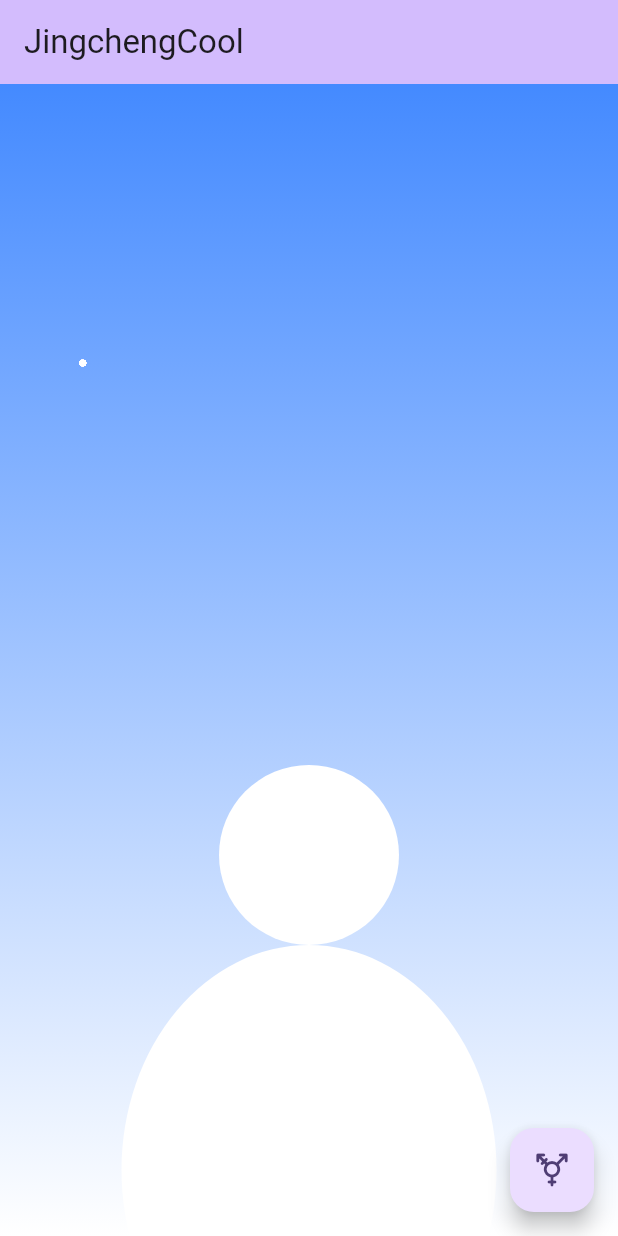
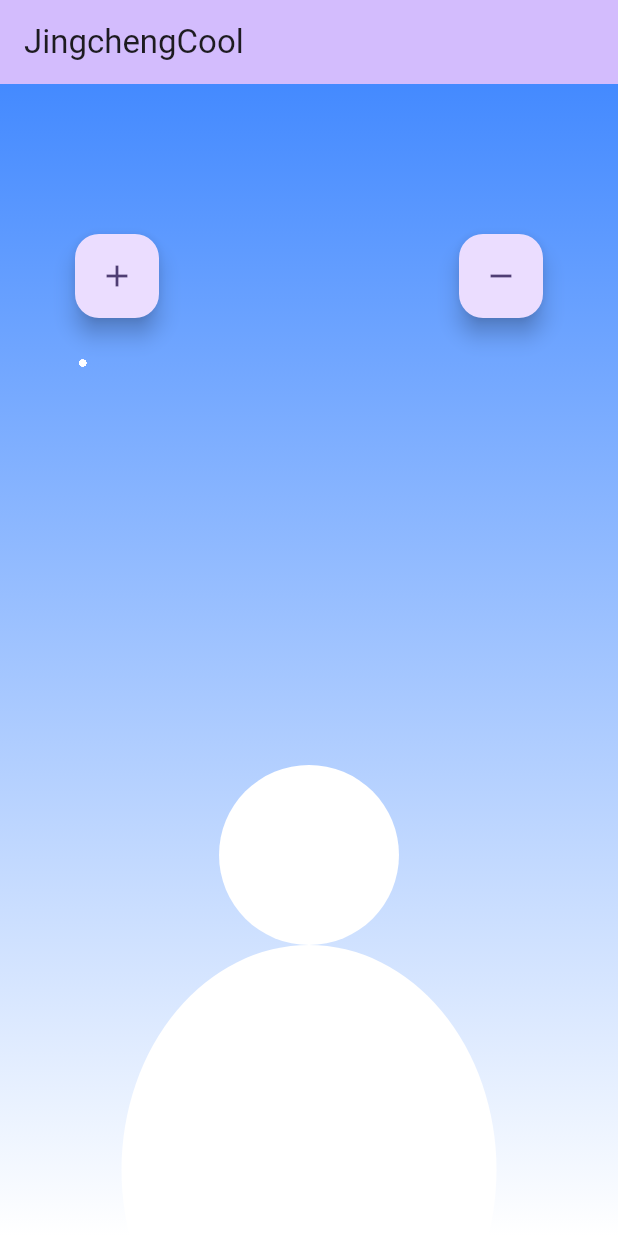
Before and after one commit to Blazer-YJJ/flutter_snowman, a Flutter app: the screen it shows after launch, on a phone screen of 412 x 824 dp. Run offline on Flutter 3.47's test engine with Material 3 defaults, Android fonts, the phone set to English and light mode, and no system bars.

Commit message:
雪花数量控制功能添加

```diff
--- a/lib/main.dart
+++ b/lib/main.dart
@@ -33,12 +33,12 @@ class MyHomePage extends StatefulWidget {
 class _MyHomePageState extends State<MyHomePage>
     with SingleTickerProviderStateMixin {
   late AnimationController _controller;
-  // 循环一百个雪花
-  final List<SnowFlake> _snowFlake = List.generate(500, (index) => SnowFlake());
+  late int snowflakeNumber = 400;
+  late List<SnowFlake> _snowFlake =
+      List.generate(snowflakeNumber, (index) => SnowFlake());
 
   @override
   void initState() {
-    // TODO: implement initState
     _controller = AnimationController(
       duration: const Duration(seconds: 1),
       vsync: this,
@@ -48,9 +48,24 @@ class _MyHomePageState extends State<MyHomePage>
 
   @override
   void dispose() {
-    // TODO: implement dispose
     _controller.dispose();
     super.dispose();
+  }
+
+  // 雪花增加
+  void snowflakeAdd() {
+    snowflakeNumber += 200;
+    _snowFlake = List.generate(snowflakeNumber, (index) => SnowFlake());
+    // print(snowflakeNumber);
+  }
+
+  // 雪花减少
+  void snowflakeRemove() {
+    if (snowflakeNumber - 200 >= 0) {
+      snowflakeNumber -= 200;
+      _snowFlake = List.generate(snowflakeNumber, (index) => SnowFlake());
+    }
+    // print(snowflakeNumber);
   }
 
   @override
@@ -69,8 +84,14 @@ class _MyHomePageState extends State<MyHomePage>
             begin: Alignment.topCenter,
             end: Alignment.bottomCenter,
             colors: [Colors.blueAccent, Colors.white],
-            )
-          ),
+          )),
+          child: Stack(
+            children: [
+              Positioned(
+                left: 0,
+                top: 0,
+                right: 0,
+                bottom: 0,
                 child: AnimatedBuilder(
                   animation: _controller,
                   builder: (BuildContext context, Widget? child) {
@@ -78,12 +99,26 @@ class _MyHomePageState extends State<MyHomePage>
                     return CustomPaint(
                       painter: MyPainter(_snowFlake),
                     );
-              }),
+                  },
                 ),
               ),
-      floatingActionButton: FloatingActionButton(
-        onPressed: () {},
-        child: const Icon(Icons.transgender_rounded),
+              Positioned(
+                  top: 100,
+                  left: 50,
+                  child: FloatingActionButton(
+                    onPressed: () => snowflakeAdd(),
+                    child: const Icon(Icons.add),
+                  )),
+              Positioned(
+                  top: 100,
+                  right: 50,
+                  child: FloatingActionButton(
+                    onPressed: () => snowflakeRemove(),
+                    child: const Icon(Icons.remove),
+                  )),
+            ],
+          ),
+        ),
       ),
     );
   }
@@ -137,7 +172,7 @@ class SnowFlake {
     y += velocity;
 
     // 雪花落地后回收打乱
-    if(y >= 800) {
+    if (y >= 800) {
       x = Random().nextDouble() * 500;
       y = 0;
       velocity = Random().nextDouble() * 4 + 2; // 雪花落下速度 4-6
```
Lines whose indentation alone changed are shown as unchanged.
